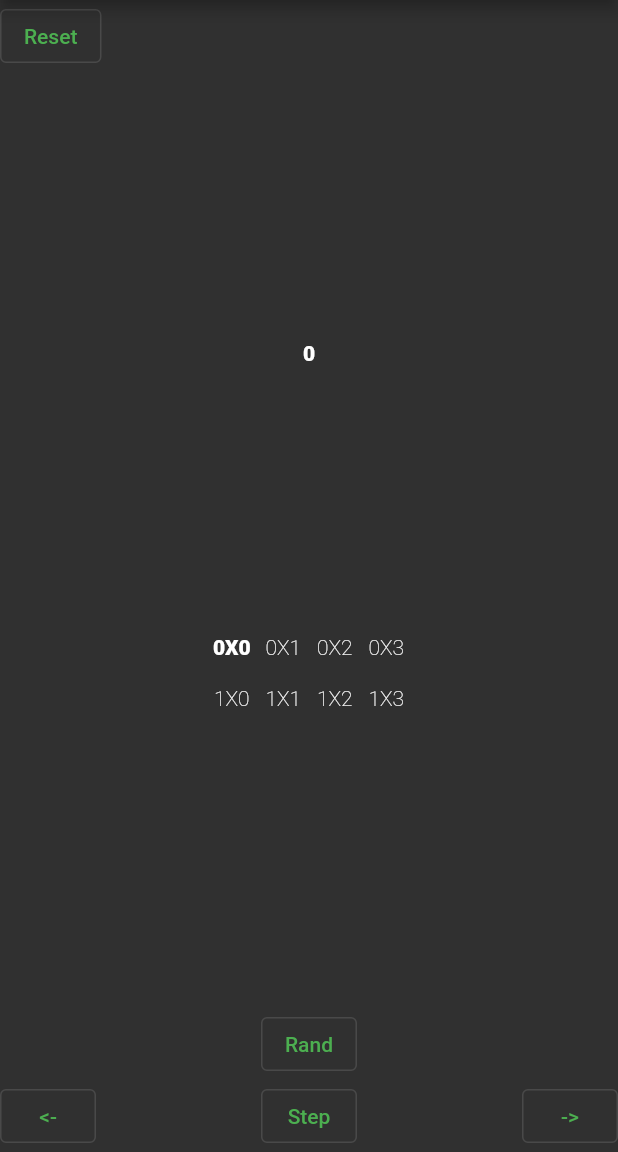
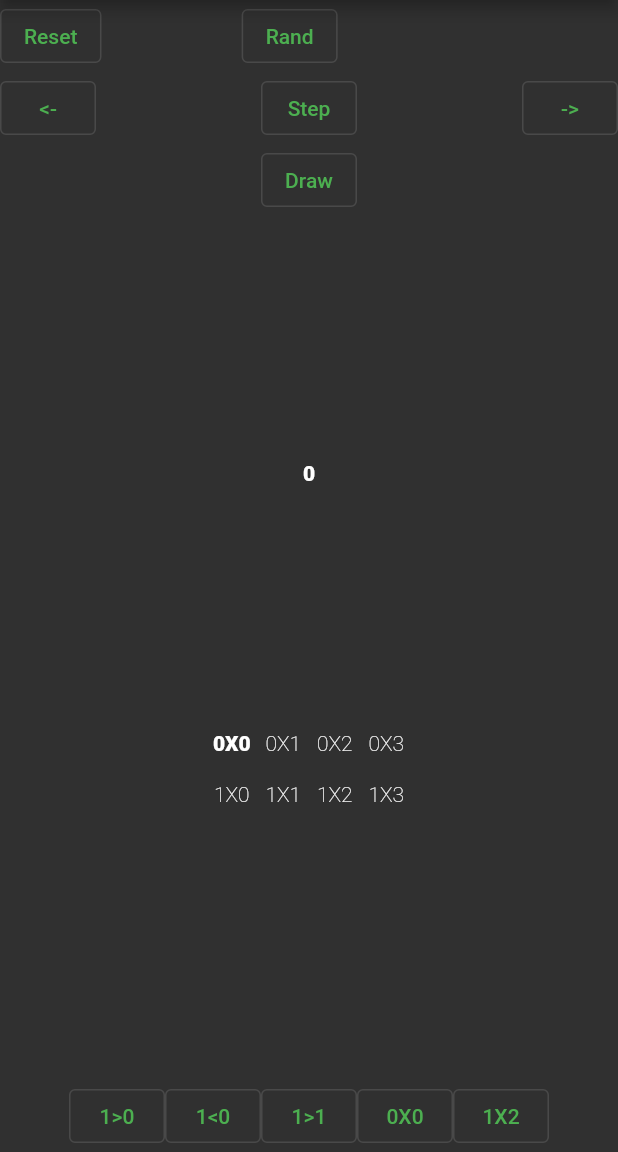
Before and after one commit to Erhannis/TuringComplete, a Flutter app: the screen it shows after launch, after a tap on "Reset", on a phone screen of 412 x 824 dp, the part 84-1236 px from its top. Run offline on Flutter 3.47's test engine with Material 2 defaults, Android fonts, the phone set to English and light mode, and no system bars.

Commit message:
Ok, you can drag cards onto the state table.  It sorta resembles a game, now.

```diff
--- a/turing_complete_flutter/lib/main.dart
+++ b/turing_complete_flutter/lib/main.dart
@@ -7,6 +7,7 @@ import 'package:turing_complete_flutter/tc_engine.dart';
 const STATES = 4;
 const SYMBOLS = 2;
 const BLANK = 0;
+const HAND_LIMIT = 5;
 
 void main() {
   runApp(MyApp());
@@ -38,6 +39,10 @@ class MyApp extends StatelessWidget {
   }
 }
 
+class DummyButton extends OutlinedButton {
+  DummyButton({required Widget child}) : super(onPressed: null, child: child);
+}
+
 class MyHomePage extends StatefulWidget {
   MyHomePage({Key? key, required this.title}) : super(key: key);
 
@@ -48,23 +53,45 @@ class MyHomePage extends StatefulWidget {
 }
 
 class _MyHomePageState extends State<MyHomePage> {
+  Random rand = new Random();
   TcEngine<int> engine = new TcEngine(BLANK);
+  List<StateTransition<int>> hand = List.empty(growable: true);
 
   _MyHomePageState() {
-    _resetEngine();
+    _reset();
   }
 
-  void _resetEngine() {
+  void _discardByIndex(int i) {
+    hand.removeAt(i);
+  }
+
+  // ...Dart doesn't allow overloading?  Seriously?
+  void _discardByCard(StateTransition<int> card) {
+    hand.remove(card);
+  }
+
+  void _drawCard() {
+    var card = new StateTransition<int>(rand.nextElement(Dir.values), rand.nextInt(SYMBOLS), rand.nextInt(STATES));
+    hand.add(card);
+    while (hand.length > HAND_LIMIT) {
+      _discardByIndex(0);
+    }
+  }
+
+  void _reset() {
     for (int state = 0; state < 4; state++) {
       for (int symbol = 0; symbol < 2; symbol++) {
         engine.playTransition(state, symbol, new StateTransition(Dir.STAY, symbol, state));
       }
     }
+    hand.clear();
+    for (int i = 0; i < HAND_LIMIT; i++){
+      _drawCard();
+    }
   }
 
   @override
   Widget build(BuildContext context) {
-    Random rand = new Random();
     return Scaffold(
       //backgroundColor: Colors.black,
       appBar: AppBar(
@@ -74,9 +101,23 @@ class _MyHomePageState extends State<MyHomePage> {
         child: Column(
           mainAxisAlignment: MainAxisAlignment.center,
           children: <Widget>[
-            Row(
-              children: [OutlinedButton(onPressed: () => setState(_resetEngine), child: Text("Reset"),), Spacer()],
-            ),
+            Row(mainAxisAlignment: MainAxisAlignment.center, children: [
+              OutlinedButton(onPressed: () => setState(_reset), child: Text("Reset"),),
+              Spacer(),
+              OutlinedButton(onPressed: () => setState(() => engine.playTransition(rand.nextInt(STATES), rand.nextInt(SYMBOLS), new StateTransition(rand.nextElement(Dir.values), rand.nextInt(SYMBOLS), rand.nextInt(STATES)))), child: Text("Rand"),),
+              Spacer(),
+              Spacer(),
+            ]),
+            Row(mainAxisAlignment: MainAxisAlignment.center, children: [
+              OutlinedButton(onPressed: () => setState(() => engine.prev()), child: Text("<-"),),
+              Spacer(),
+              OutlinedButton(onPressed: () => setState(() => engine.iterate()), child: Text("Step"),),
+              Spacer(),
+              OutlinedButton(onPressed: () => setState(() => engine.next()), child: Text("->"),),
+            ]),
+            Row(mainAxisAlignment: MainAxisAlignment.center, children: [
+              OutlinedButton(onPressed: () => setState(() => _drawCard()), child: Text("Draw"),),
+            ]),
             Spacer(),
             Row(children: [Spacer(), ...engine.tapeView().map((e) => new Text(e.text, style: TextStyle(fontWeight: e.special ? FontWeight.w900 : FontWeight.w100),)).toList(), Spacer()],),
             // Text(
@@ -90,19 +131,23 @@ class _MyHomePageState extends State<MyHomePage> {
                 return SizedBox.shrink();
               }
               // This was STUPID.  "Horizontal viewport was given unbounded height" can EAT DIRT.
-              return Row(children: [Spacer(), Expanded(child: GridView.count(shrinkWrap: true, crossAxisCount: elems[0].length, children: elems.expand((e) => e.map((s) => Text(s.text, textAlign: TextAlign.center, style: TextStyle(fontWeight: s.special ? FontWeight.w900 : FontWeight.w100)))).toList(),),),Spacer()]);
+              return Row(children: [Spacer(), Expanded(child: GridView.count(shrinkWrap: true, crossAxisCount: elems[0].length, children:
+              elems.expand((e) => e.map((s) =>
+                  DragTarget<StateTransition<int>>(builder: (context, candidateData, rejectedData) {
+                    return Text(s.b.text, textAlign: TextAlign.center, style: TextStyle(fontWeight: s.b.special ? FontWeight.w900 : FontWeight.w100));
+                  },
+                  onAccept: (StateTransition<int> card) {
+                    setState(() {
+                      //engine.playTransition(state, symbol, transition);
+                      _discardByCard(card);
+                      engine.playTransition(s.a.a, s.a.b, card);
+                      _drawCard();
+                    });
+                  },),)).toList(),
+              ),),Spacer()]);
             }(),
             Spacer(),
-            Row(mainAxisAlignment: MainAxisAlignment.center, children: [
-              OutlinedButton(onPressed: () => setState(() => engine.playTransition(rand.nextInt(STATES), rand.nextInt(SYMBOLS), new StateTransition(rand.nextElement(Dir.values), rand.nextInt(SYMBOLS), rand.nextInt(STATES)))), child: Text("Rand"),),
-            ]),
-            Row(mainAxisAlignment: MainAxisAlignment.center, children: [
-              OutlinedButton(onPressed: () => setState(() => engine.prev()), child: Text("<-"),),
-              Spacer(),
-              OutlinedButton(onPressed: () => setState(() => engine.iterate()), child: Text("Step"),),
-              Spacer(),
-              OutlinedButton(onPressed: () => setState(() => engine.next()), child: Text("->"),),
-            ]),
+            Row(children: [Spacer(), ...hand.map((e) => Draggable<StateTransition<int>>(data: e, feedback: DummyButton(child: new Text("$e")), child: new OutlinedButton(onPressed: () => print(e), child: Text("$e")), childWhenDragging: DummyButton(child: new Text("X")),)).toList(), Spacer()],)
           ],
         ),
       ),
--- a/turing_complete_flutter/lib/tc_engine.dart
+++ b/turing_complete_flutter/lib/tc_engine.dart
@@ -132,8 +132,8 @@ class TcEngine<SYMBOL> {
     return tape.map((e) => new SpecialString("$e", e == head)).toList();
   }
 
-  List<List<SpecialString>> tableView() {
-    var result = List<List<SpecialString>>.empty(growable: true);
+  List<List<Pair<Pair<int, SYMBOL>, SpecialString>>> tableView() {
+    var result = List<List<Pair<Pair<int, SYMBOL>, SpecialString>>>.empty(growable: true);
     var states = new HashSet<int>();
     var symbols = new HashSet<SYMBOL>();
     for (Pair<int, SYMBOL> k in stateTransitions.keys) {
@@ -141,7 +141,7 @@ class TcEngine<SYMBOL> {
       symbols.add(k.b);
     }
     for (SYMBOL symbol in symbols) {
-      result.add(states.map((state) => new SpecialString("${stateTransitions[Pair(state, symbol)] ?? new StateTransition(Dir.STAY, symbol, state)}", (state == this.state && symbol == this.head.symbol))).toList());
+      result.add(states.map((state) => Pair(Pair(state, symbol), new SpecialString("${stateTransitions[Pair(state, symbol)] ?? new StateTransition(Dir.STAY, symbol, state)}", (state == this.state && symbol == this.head.symbol)))).toList());
     }
     return result;
   }
```
